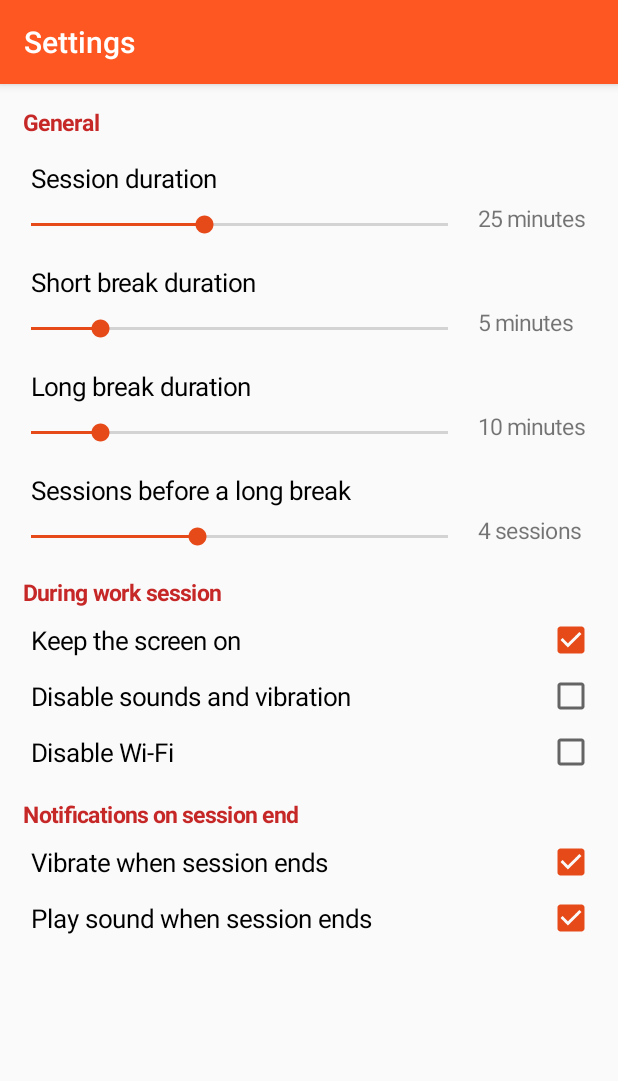
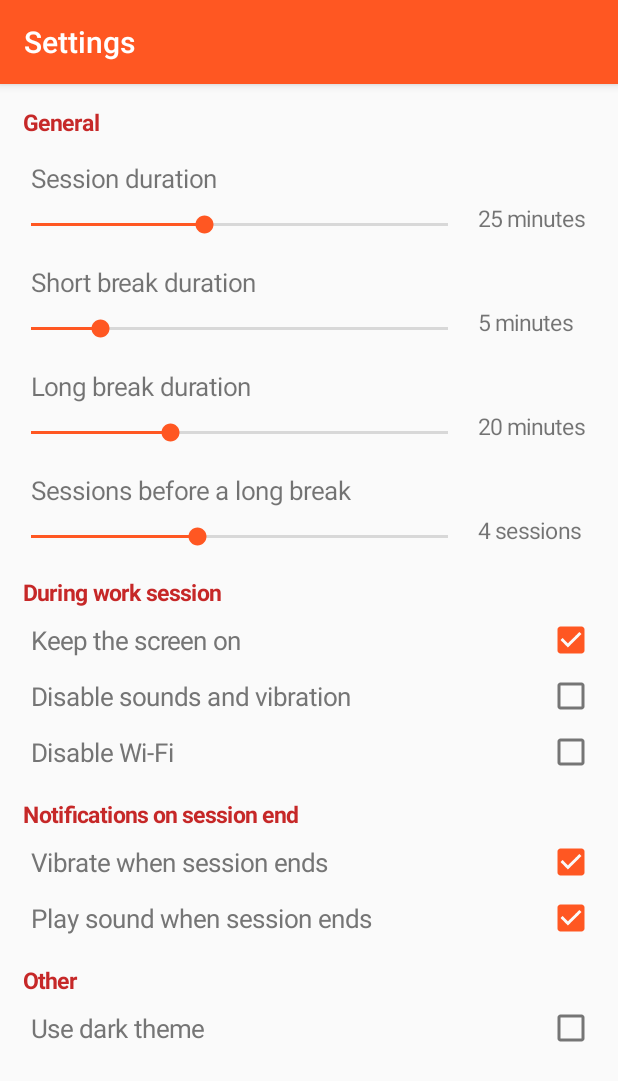
Before and after one commit to georgistephanov/AndroidPomodoroTimer, an Android app: the SettingsActivity screen opened directly, with no data from a screen before it, on a phone screen of 412 x 824 dp. Shown: the top 1081 px of the screen. Run offline under Robolectric (Android 15) with nearby library versions, the phone set to English and light mode, and no system bars.

Commit message:
Added option to change the theme to a dark one

```diff
--- a/app/src/main/java/com/georgistephanov/android/pomodorotimer/AboutActivity.java
+++ b/app/src/main/java/com/georgistephanov/android/pomodorotimer/AboutActivity.java
@@ -36,6 +36,7 @@
 	@Override
 	public void onCreate(@Nullable Bundle savedInstanceState) {
 		super.onCreate(savedInstanceState);
+		Utils.onActivityCreateSetTheme(this);
 		setContentView(R.layout.activity_about);
 		setTitle(getResources().getString(R.string.menu_about));
 
--- a/app/src/main/java/com/georgistephanov/android/pomodorotimer/SettingsActivity.java
+++ b/app/src/main/java/com/georgistephanov/android/pomodorotimer/SettingsActivity.java
@@ -3,6 +3,7 @@
 import android.app.Activity;
 import android.app.NotificationManager;
 import android.content.ContentValues;
+import android.content.Context;
 import android.content.Intent;
 import android.content.res.Resources;
 import android.database.Cursor;
@@ -16,6 +17,8 @@
 import android.widget.ProgressBar;
 import android.widget.SeekBar;
 import android.widget.TextView;
+
+import java.lang.reflect.Method;
 
 public class SettingsActivity extends Activity {
 	private final int WRAP_CONTENT = LinearLayout.LayoutParams.WRAP_CONTENT;
@@ -41,6 +44,8 @@
 	CheckBox cb_disableWiFi;
 	CheckBox cb_keepScreenOn;
 
+	CheckBox cb_darkTheme;
+
 	/**
 	 * This is used to define the label name of the progress bar, as there are currently 4 settings
 	 * with progress bar -> 3
@@ -54,6 +59,7 @@
 	@Override
 	protected void onCreate(Bundle savedInstanceState) {
 		super.onCreate(savedInstanceState);
+		Utils.onActivityCreateSetTheme(this);
 		setContentView(R.layout.activity_settings);
 		setTitle(getResources().getString(R.string.menu_settings));
 
@@ -78,6 +84,7 @@
 			cv.put(db.getSettingsKeepScreen(), cb_keepScreenOn.isChecked() ? 1 : 0);
 			cv.put(db.getSettingsDisableVibrationSound(), cb_disableSoundVibration.isChecked() ? 1 : 0);
 			cv.put(db.getSettingsDisableWifi(), cb_disableWiFi.isChecked() ? 1 : 0);
+			cv.put(db.getSettingsDarkTheme(), cb_darkTheme.isChecked() ? 1 : 0);
 			Database.updateSettings(cv);
 
 			settingsChanged = false;
@@ -106,6 +113,7 @@
 			boolean keepScreenOn = cursor.getInt(6) != 0;
 			boolean disableVibrationSounds = cursor.getInt(7) != 0;
 			boolean disableWiFi = cursor.getInt(8) != 0;
+			boolean isDarkTheme = cursor.getInt(9) != 0;
 
 			// Generate the General settings group
 			{
@@ -158,6 +166,12 @@
 				cb_playSound = makeCheckBoxSetting(res.getString(R.string.settings_notification_play_sound), playSound);
 			}
 
+			// Generate Other settings group
+			{
+				addSeparator(res.getString(R.string.settings_other_separator));
+				cb_darkTheme = makeCheckBoxSetting(res.getString(R.string.settings_other_dark_theme), isDarkTheme);
+			}
+
 			// Set the change listeners to all views
 			{
 				sb_taskDuration.setOnSeekBarChangeListener(new DurationSeekBarListener(tv_taskDuration, DurationUnit.MINUTES));
@@ -169,6 +183,7 @@
 				cb_keepScreenOn.setOnCheckedChangeListener(new CheckBoxChangeListener());
 				cb_disableSoundVibration.setOnCheckedChangeListener(new VibrationSoundChangeListener());
 				cb_disableWiFi.setOnCheckedChangeListener(new CheckBoxChangeListener());
+				cb_darkTheme.setOnCheckedChangeListener(new CheckBoxChangeListener());
 			}
 		}
 		else {
@@ -191,7 +206,7 @@
 		);
 		separator.setText(separatorText);
 		separator.setTextSize(pixelsToScaledPixels(getResources().getDimension(R.dimen.separator_textSize)));
-		separator.setTextColor(getResources().getColor(R.color.darkRed, this.getTheme()));
+		separator.setTextColor(getSeparatorColor());
 		separator.setTypeface(Typeface.create("sans-seeerif-medium", Typeface.BOLD));
 
 		// Add the view to the main layout
@@ -299,7 +314,6 @@
 			name.setText(settingName);
 			name.setLayoutParams(new LinearLayout.LayoutParams(LinearLayout.LayoutParams.MATCH_PARENT, LinearLayout.LayoutParams.WRAP_CONTENT));
 			name.setTextSize(pixelsToScaledPixels(res.getDimension(R.dimen.setting_name_textSize)));
-			name.setTextColor(res.getColor(R.color.black, this.getTheme()));
 			name.setPadding(
 					pixelsToDensityPixels(5),
 					pixelsToDensityPixels(15),
@@ -336,6 +350,18 @@
 	 */
 	private int pixelsToScaledPixels(float pixels) {
 		return (int) (pixels / getResources().getDisplayMetrics().scaledDensity);
+	}
+
+	/**
+	 * Get the current theme and based on it decides the separator color
+	 * @return the separator color
+	 */
+	private int getSeparatorColor() {
+		if (MainActivity.getThemeId(this) == R.style.DarkTheme) {
+			return getResources().getColor(R.color.darkSeparatorColor, getTheme());
+		} else {
+			return getResources().getColor(R.color.darkRed, getTheme());
+		}
 	}
 
 	/**
--- /dev/null
+++ b/app/src/main/java/com/georgistephanov/android/pomodorotimer/Utils.java
@@ -0,0 +1,37 @@
+package com.georgistephanov.android.pomodorotimer;
+
+/**
+ * Created by Georgi on 09-Dec-17.
+ */
+
+import android.app.Activity;
+import android.content.Intent;
+
+/**
+ * This class helps to set the correct theme on each
+ * activity that is being created
+ */
+public class Utils {
+	private static int currentTheme;
+	public final static int THEME_DEFAULT = 0;
+	public final static int THEME_DARK = 1;
+
+	// Set the theme of the Activity and restart it
+	public static void changeTheme(Activity activity, int theme) {
+		currentTheme = theme;
+		activity.recreate();
+	}
+
+	// Set the current theme of the activity
+	public static void onActivityCreateSetTheme(Activity activity) {
+		switch (currentTheme) {
+			case THEME_DEFAULT:
+				activity.setTheme(R.style.AppTheme);
+				break;
+			case THEME_DARK:
+				activity.setTheme(R.style.DarkTheme);
+				break;
+			default:
+		}
+	}
+}
--- a/app/src/main/res/drawable/circle_button.xml
+++ b/app/src/main/res/drawable/circle_button.xml
@@ -4,7 +4,7 @@
 
 	<item>
 		<shape android:shape="oval">
-			<solid android:color="@color/colorPrimary"/>
+			<solid android:color="?android:colorAccent"/>
 		</shape>
 	</item>
 </ripple>
--- a/app/src/main/res/drawable/circular_progress_bar.xml
+++ b/app/src/main/res/drawable/circular_progress_bar.xml
@@ -11,7 +11,7 @@
 		android:innerRadiusRatio="2.3"
 		android:thickness="7sp">
 
-		<solid android:color="@color/colorPrimary" />
+		<solid android:color="?android:colorAccent" />
 	</shape>
 
 </rotate>
--- a/app/src/main/res/layout/about_list_adapter.xml
+++ b/app/src/main/res/layout/about_list_adapter.xml
@@ -11,7 +11,7 @@
 		android:layout_height="wrap_content"
 		android:padding="15dp"
 		android:textSize="@dimen/separator_textSize"
-		android:textColor="@color/black"
+		android:textColor="?android:textColorPrimary"
 		android:fontFamily="sans-serif"/>
 
 	<TextView
@@ -21,7 +21,6 @@
 		android:paddingLeft="15dp"
 		android:paddingBottom="10dp"
 		android:textSize="@dimen/separator_textSize"
-		android:textColor="@color/black"
 		android:fontFamily="sans-serif-light"
 		android:visibility="gone"/>
 
--- a/app/src/main/res/layout/activity_main.xml
+++ b/app/src/main/res/layout/activity_main.xml
@@ -65,7 +65,7 @@
 			android:src="@drawable/clear_text_24dp"
 			android:layout_gravity="end|center"
 			android:layout_marginRight="5dp"
-			android:tint="@color/colorPrimary"
+			android:tint="?android:colorAccent"
 			android:background="@android:color/transparent"
 			android:onClick="onDeleteTaskClick"/>
 	</FrameLayout>
--- a/app/src/main/res/layout/activity_settings.xml
+++ b/app/src/main/res/layout/activity_settings.xml
@@ -12,6 +12,7 @@
 		android:layout_height="match_parent"
 		android:paddingLeft="15dp"
 		android:paddingRight="5dp"
+		android:paddingBottom="20dp"
 		android:orientation="vertical"
 		tools:context="com.georgistephanov.android.pomodorotimer.SettingsActivity">
 
--- a/app/src/main/res/layout/activity_statistics.xml
+++ b/app/src/main/res/layout/activity_statistics.xml
@@ -12,7 +12,6 @@
 		android:layout_width="match_parent"
 		android:layout_height="match_parent"
 		android:orientation="vertical"
-		android:background="@color/lightGray"
 		tools:context="com.georgistephanov.android.pomodorotimer.StatisticsActivity">
 
 		<LinearLayout
@@ -21,6 +20,7 @@
 			android:orientation="vertical">
 
 			<LinearLayout
+				android:id="@+id/topLayout"
 				android:layout_width="match_parent"
 				android:layout_height="wrap_content"
 				android:orientation="horizontal"
@@ -49,6 +49,7 @@
 			</LinearLayout>
 
 			<LinearLayout
+				android:id="@+id/lineGraphLayout"
 				android:layout_width="match_parent"
 				android:layout_height="wrap_content"
 				android:orientation="vertical"
@@ -76,6 +77,7 @@
 			</LinearLayout>
 
 			<LinearLayout
+				android:id="@+id/lineGraphInfoLayout"
 				android:layout_width="match_parent"
 				android:layout_height="wrap_content"
 				android:background="@color/white"
@@ -143,6 +145,7 @@
 		</LinearLayout>
 
 		<LinearLayout
+			android:id="@+id/pieChartLayout"
 			android:layout_width="match_parent"
 			android:layout_height="wrap_content"
 			android:orientation="vertical"
--- a/app/src/main/res/layout/checkbox_setting.xml
+++ b/app/src/main/res/layout/checkbox_setting.xml
@@ -5,6 +5,7 @@
 	android:layout_height="wrap_content"
 	android:button="@null"
 	android:background="@android:color/transparent"
+	android:textColor="?android:textColorSecondary"
 	android:drawableRight="?android:attr/listChoiceIndicatorMultiple">
 
 </CheckBox>
--- a/app/src/main/res/values/colors.xml
+++ b/app/src/main/res/values/colors.xml
@@ -2,7 +2,11 @@
 <resources>
 	<color name="colorPrimary">#FF5722</color>
 	<color name="colorPrimaryDark">#E64A19</color>
-	<color name="colorAccent">#E64A19</color>
+	<color name="colorAccent">#FF5722</color>
+
+	<color name="darkPrimary">#607D8B</color>
+	<color name="darkPrimaryDark">#455A64</color>
+	<color name="darkAccent">#FF9100</color>
 
 	<color name="white">#FFF</color>
 	<color name="lightGray">#E0E0E0</color>
@@ -10,6 +14,7 @@
 	<color name="black">#000000</color>
 
 	<color name="darkRed">#C62828</color>
+	<color name="darkSeparatorColor">#78909C</color>
 	<color name="rippleButton">#E0E0E0</color>
 	<color name="ripplePopupMenu">#E0E0E0</color>
 	<color name="breakGreen">#69F0AE</color>
--- a/app/src/main/res/values/strings.xml
+++ b/app/src/main/res/values/strings.xml
@@ -15,6 +15,7 @@
 	<string name="settings_general_separator">General</string>
 	<string name="settings_notifications_separator">Notifications on session end</string>
 	<string name="settings_during_session_separator">During work session</string>
+	<string name="settings_other_separator">Other</string>
 	<string name="settings_task_duration">Session duration</string>
 	<string name="settings_short_break_duration">Short break duration</string>
 	<string name="settings_long_break_duration">Long break duration</string>
@@ -26,6 +27,7 @@
 	<string name="settings_during_keep_screen">Keep the screen on</string>
 	<string name="settings_during_disable_sound_vibration">Disable sounds and vibration</string>
 	<string name="settings_during_disable_wifi">Disable Wi-Fi</string>
+	<string name="settings_other_dark_theme">Use dark theme</string>
 
 	<!-- About activity -->
 	<string name="credits_title">Credits</string>
@@ -50,6 +52,6 @@
 
 	<!-- General -->
 	<string name="plain_string">%s</string>
-	<string name="cancel">Cancel</string>
+	<string name="cancel">Close</string>
 
 </resources>
--- a/app/src/main/res/values/styles.xml
+++ b/app/src/main/res/values/styles.xml
@@ -1,12 +1,13 @@
 <resources>
 
-	<!-- No status bar application theme. -->
+	<!-- Main application theme. -->
 	<style name="AppTheme" parent="android:Theme.Material.Light">
 		<!-- Customize your theme here. -->
 		<item name="android:colorPrimary">@color/colorPrimary</item>
 		<item name="android:colorPrimaryDark">@color/colorPrimaryDark</item>
 		<item name="android:colorAccent">@color/colorAccent</item>
 		<item name="android:textColorPrimary">@color/black</item>
+		<item name="android:textColorSecondary">@color/gray</item>
 		<item name="android:actionBarStyle">@style/AppTheme.ActionBarStyle</item>
 	</style>
 
@@ -23,6 +24,15 @@
 		<item name="android:textColor">@color/gray</item>
 	</style>
 
+	<style name="DarkTheme" parent="android:Theme.Material">
+		<item name="android:colorPrimary">@color/darkPrimary</item>
+		<item name="android:colorPrimaryDark">@color/darkPrimaryDark</item>
+		<item name="android:colorAccent">@color/darkAccent</item>
+		<item name="android:textColorPrimary">@color/white</item>
+		<item name="android:textColorSecondary">@color/white</item>
+	</style>
+
+
 	<style name="timer">
 		<item name="android:layout_width">wrap_content</item>
 		<item name="android:layout_height">wrap_content</item>
```
Also changed, not shown: app/src/main/java/com/georgistephanov/android/pomodorotimer/DatabaseHelper.java (+13 -11 lines), app/src/main/java/com/georgistephanov/android/pomodorotimer/MainActivity.java (+49 -4 lines), app/src/main/java/com/georgistephanov/android/pomodorotimer/StatisticsActivity.java (+39 -7 lines).
